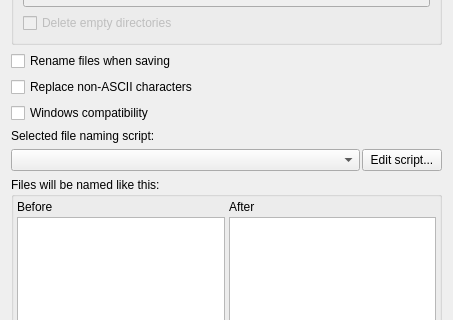
This is ui/options_renaming.ui in metabrainz/picard as Qt 5 draws it before an edit; both pictures show x 0 to 453 and y 129 to 449 of the 453 by 650 pixel window. The edited form follows.
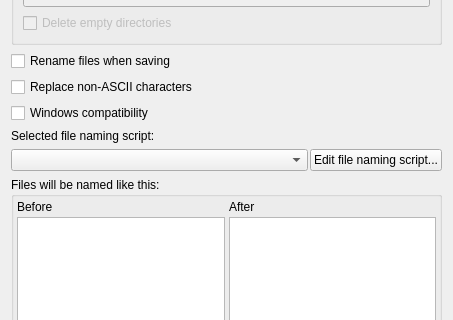
This is the edited form.

Commit message: Clarify script types in strings in the UI files

```diff
--- a/ui/options_renaming.ui
+++ b/ui/options_renaming.ui
@@ -142,7 +142,7 @@
      <item>
       <widget class="QPushButton" name="open_script_editor">
        <property name="text">
-        <string>Edit script...</string>
+        <string>Edit file naming script...</string>
        </property>
       </widget>
      </item>
```
The commit also changes 9 other files.
